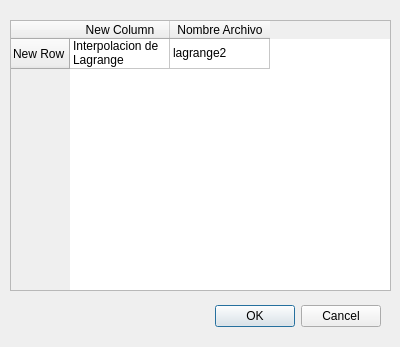
The window that ProyectoMetodosNumericos/windice.ui (jimmybanegas/ProyectoMetodosNumericos) describes before a commit, drawn with Qt 5.
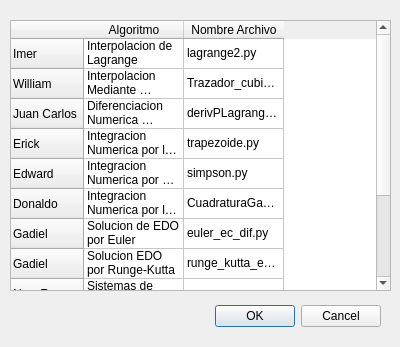
The same window after the commit.

Commit message:
Agregado una ventana para indice
Momentaneamente no funcional

The edit to the form file:
```diff
--- a/ProyectoMetodosNumericos/windice.ui
+++ b/ProyectoMetodosNumericos/windice.ui
@@ -38,6 +38,61 @@
      <height>271</height>
     </rect>
    </property>
+   <row>
+    <property name="text">
+     <string>Imer</string>
+    </property>
+   </row>
+   <row>
+    <property name="text">
+     <string>William</string>
+    </property>
+   </row>
+   <row>
+    <property name="text">
+     <string>Juan Carlos</string>
+    </property>
+   </row>
+   <row>
+    <property name="text">
+     <string>Erick</string>
+    </property>
+   </row>
+   <row>
+    <property name="text">
+     <string>Edward</string>
+    </property>
+   </row>
+   <row>
+    <property name="text">
+     <string>Donaldo</string>
+    </property>
+   </row>
+   <row>
+    <property name="text">
+     <string>Gadiel</string>
+    </property>
+   </row>
+   <row>
+    <property name="text">
+     <string>Gadiel</string>
+    </property>
+   </row>
+   <row>
+    <property name="text">
+     <string>New Row</string>
+    </property>
+   </row>
+   <row>
+    <property name="text">
+     <string>New Row</string>
+    </property>
+   </row>
+   <row>
+    <property name="text">
+     <string>New Row</string>
+    </property>
+   </row>
    <row>
     <property name="text">
      <string>New Row</string>
@@ -45,7 +100,7 @@
    </row>
    <column>
     <property name="text">
-     <string>New Column</string>
+     <string>Algoritmo</string>
     </property>
    </column>
    <column>
@@ -60,7 +115,87 @@
    </item>
    <item row="0" column="1">
     <property name="text">
-     <string>lagrange2</string>
+     <string>lagrange2.py</string>
+    </property>
+   </item>
+   <item row="1" column="0">
+    <property name="text">
+     <string>Interpolacion Mediante Trazadores Cubicos Naturales</string>
+    </property>
+   </item>
+   <item row="1" column="1">
+    <property name="text">
+     <string>Trazador_cubico_natural.py</string>
+    </property>
+   </item>
+   <item row="2" column="0">
+    <property name="text">
+     <string>Diferenciacion Numerica mediante Polinomios de Lagrange</string>
+    </property>
+   </item>
+   <item row="2" column="1">
+    <property name="text">
+     <string>derivPLagrange.py</string>
+    </property>
+   </item>
+   <item row="3" column="0">
+    <property name="text">
+     <string>Integracion Numerica por la Regla del Trapecio</string>
+    </property>
+   </item>
+   <item row="3" column="1">
+    <property name="text">
+     <string>trapezoide.py</string>
+    </property>
+   </item>
+   <item row="4" column="0">
+    <property name="text">
+     <string>Integracion Numerica por el Metodo de Simpson</string>
+    </property>
+   </item>
+   <item row="4" column="1">
+    <property name="text">
+     <string>simpson.py</string>
+    </property>
+   </item>
+   <item row="5" column="0">
+    <property name="text">
+     <string>Integracion Numerica por la Cuadratura Gaussiana</string>
+    </property>
+   </item>
+   <item row="5" column="1">
+    <property name="text">
+     <string>CuadraturaGaussiana.py</string>
+    </property>
+   </item>
+   <item row="6" column="0">
+    <property name="text">
+     <string>Solucion de EDO por Euler</string>
+    </property>
+   </item>
+   <item row="6" column="1">
+    <property name="text">
+     <string>euler_ec_dif.py</string>
+    </property>
+   </item>
+   <item row="7" column="0">
+    <property name="text">
+     <string>Solucion EDO por Runge-Kutta</string>
+    </property>
+   </item>
+   <item row="7" column="1">
+    <property name="text">
+     <string>runge_kutta_ecu_dif</string>
+    </property>
+   </item>
+   <item row="8" column="0">
+    <property name="text">
+     <string>Sistemas de Ecuaciones por Eliminacion de Gauss</string>
+    </property>
+   </item>
+   <item row="8" column="1">
+    <property name="text">
+     <string/>
     </property>
    </item>
   </widget>
```
The commit also changes 1 other file.
